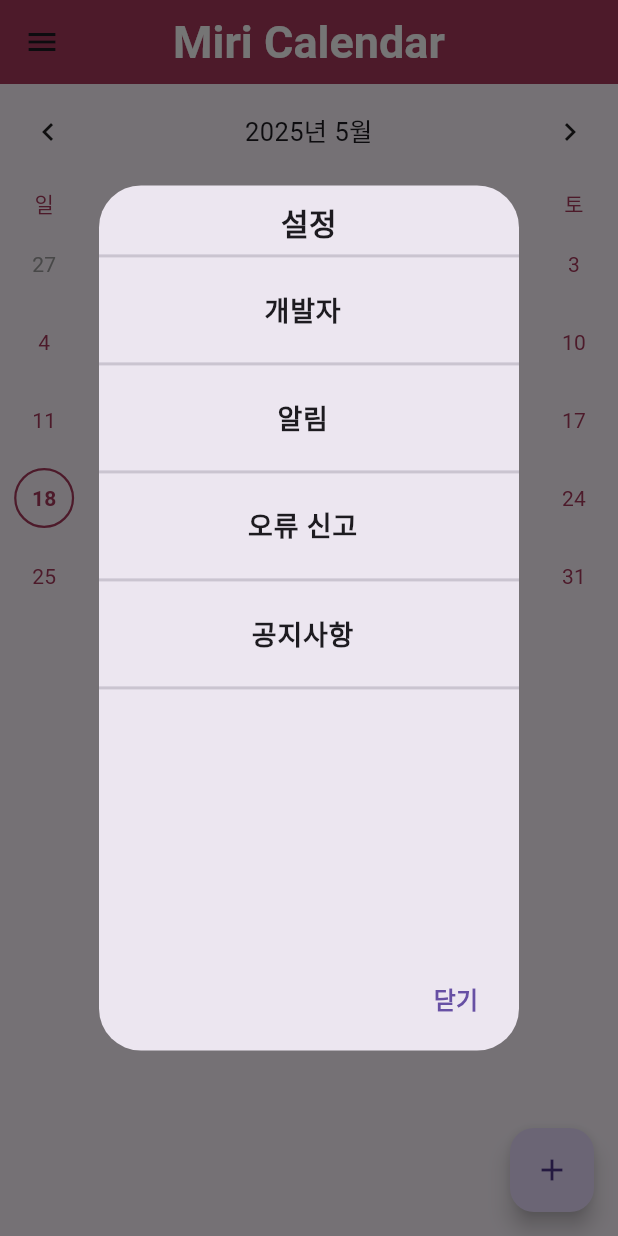
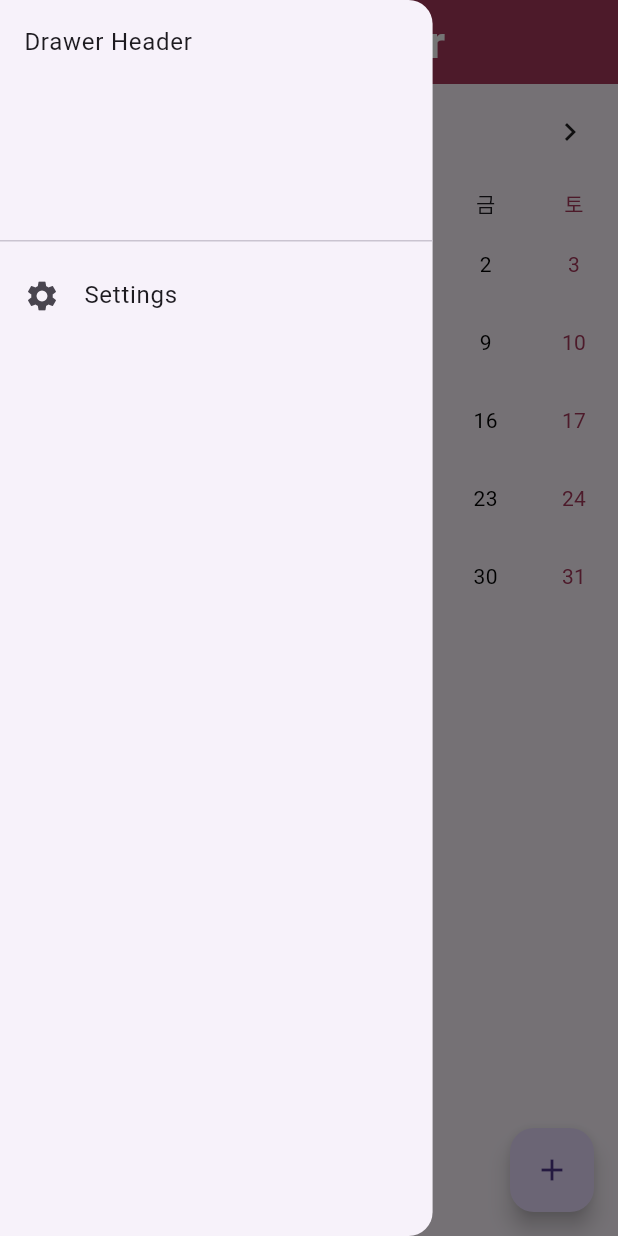
Before and after one commit to dlsalsgur03/OSBP_Project, a Flutter app: the screen it shows after launch, after a tap on the "menu" icon, on a phone screen of 412 x 824 dp. Run offline on Flutter 3.47's test engine with Material 3 defaults, Android fonts, the phone set to English and light mode, and no system bars; drawn by our look-alikes of table_calendar; our stand-ins replace flutter_dotenv, shared_preferences.

Commit message:
Add Drawer.dart, Connect with hompage.dart and menu.dart

```diff
--- a/lib/homepage/homepage.dart
+++ b/lib/homepage/homepage.dart
@@ -2,18 +2,21 @@ import 'package:flutter/material.dart';
 
 import '../calendar/calendar.dart';
 import '../schedulePopup/schedulePopup.dart';
+import '../menu/drawer.dart';
 import '../menu/menu.dart';
 
 
 
 class HomePage extends StatelessWidget {
-  const HomePage({super.key});
+  final GlobalKey<ScaffoldState> scaffoldKey = GlobalKey<ScaffoldState>();
+  HomePage({super.key});
 
   @override
   Widget build(BuildContext context) {
     return Scaffold(
+      key: scaffoldKey,
       appBar: AppBar(
-        leading: const MenuButton(), // menu.dart에서 가져온 MenuButton 사용
+        leading: MenuButton(scaffoldKey: scaffoldKey,), // menu.dart에서 가져온 MenuButton 사용
         centerTitle: true,
         title: const Text("Miri Calendar"),
         titleTextStyle: const TextStyle(
@@ -22,7 +25,7 @@ class HomePage extends StatelessWidget {
         backgroundColor: const Color(0xffa7385c),
         shadowColor: const Color(0xff8e2d4d),
       ),
-      drawer: Drawer(),
+      drawer: MenuDrawer(),
       body: Column(
         mainAxisAlignment: MainAxisAlignment.start,
         children: [
--- /dev/null
+++ b/lib/menu/drawer.dart
@@ -0,0 +1,28 @@
+import 'package:flutter/material.dart';
+
+class MenuDrawer extends StatefulWidget {
+  const MenuDrawer({super.key});
+
+  @override
+  State<MenuDrawer> createState() => _MenuDrawerState();
+}
+
+class _MenuDrawerState extends State<MenuDrawer> {
+  @override
+  Widget build(BuildContext context) {
+    return Drawer(
+      width: MediaQuery.of(context).size.width * 0.7,
+      child: ListView(
+        children: [
+          DrawerHeader(
+              child: Text("Drawer Header")
+          ),
+          ListTile(
+            leading: Icon(Icons.settings),
+            title: Text("Settings"),
+          ),
+        ],
+      ),
+    );
+  }
+}
--- a/lib/menu/menu.dart
+++ b/lib/menu/menu.dart
@@ -1,19 +1,17 @@
 import 'package:flutter/material.dart';
+import 'drawer.dart';
 
 class MenuButton extends StatelessWidget {
-  const MenuButton({super.key});
+  final GlobalKey<ScaffoldState> scaffoldKey;
+
+  MenuButton({required this.scaffoldKey});
 
   @override
   Widget build(BuildContext context) {
     return IconButton(
       icon: const Icon(Icons.menu), // 햄버거 메뉴 아이콘
       onPressed: () {
-        showDialog(
-          context: context,
-          builder: (BuildContext context) {
-            return const SettingsPopup();
-          },
-        );
+        scaffoldKey.currentState?.openDrawer();
       },
     );
   }
```
